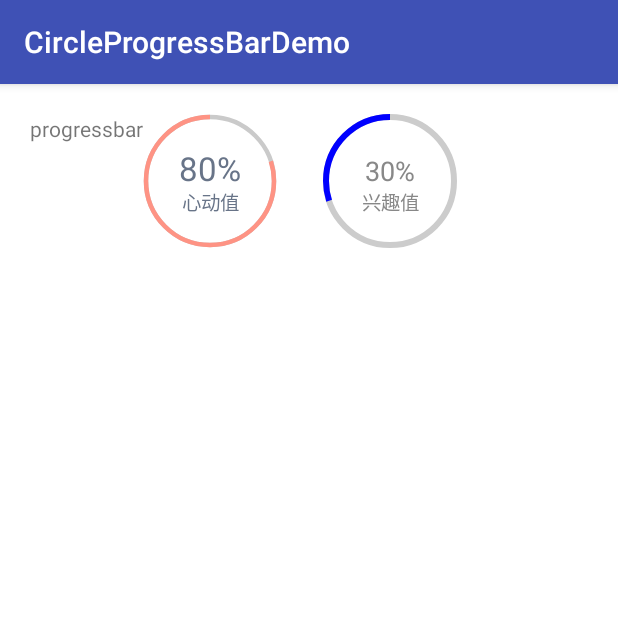
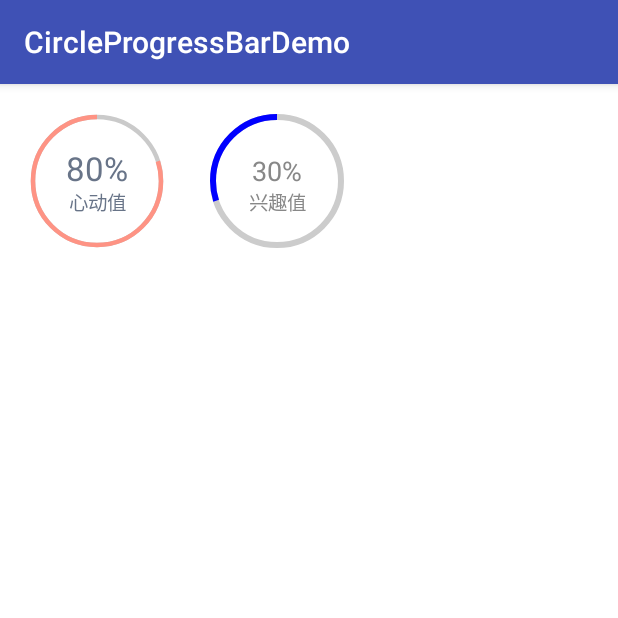
Before and after one commit to yannary/ProgressBarDemo, an Android app: the screen it shows after launch (MainActivity), on a phone screen of 412 x 824 dp, the top half of it. Run offline under Robolectric (Android 15) with nearby library versions, the phone set to English and light mode, and no system bars.

Commit message:
去掉与自定义控件无关的信息

```diff
--- a/app/src/main/res/layout/activity_main.xml
+++ b/app/src/main/res/layout/activity_main.xml
@@ -1,18 +1,12 @@
 <?xml version="1.0" encoding="utf-8"?>
 <LinearLayout xmlns:android="http://schemas.android.com/apk/res/android"
     xmlns:app="http://schemas.android.com/apk/res-auto"
-    xmlns:tools="http://schemas.android.com/tools"
     android:layout_width="match_parent"
     android:layout_height="match_parent"
     android:background="@android:color/white"
     android:padding="20dp"
     android:orientation="horizontal">
 
-
-    <TextView
-        android:layout_width="wrap_content"
-        android:layout_height="wrap_content"
-        android:text="progressbar"/>
 
     <com.pb.demo.widget.CircleProgressBar
         android:id="@+id/circleProgressBar"
@@ -23,9 +17,7 @@
         app:roundWidth="3dp"
         app:topTextSize="22dp"
         app:bottomTextSize="13dp"
-        app:textColor="#687488"
-        tools:layout_editor_absoluteY="0dp"
-        tools:layout_editor_absoluteX="0dp" />
+        app:textColor="#687488"/>
 
     <com.pb.demo.widget.CircleProgressBar
         android:id="@+id/circleProgressBar2"
@@ -37,9 +29,7 @@
         app:roundWidth="3dp"
         app:topTextSize="22dp"
         app:bottomTextSize="13dp"
-        app:textColor="#687488"
-        tools:layout_editor_absoluteY="0dp"
-        tools:layout_editor_absoluteX="0dp" />
+        app:textColor="#687488"/>
 
 
 </LinearLayout>
```
